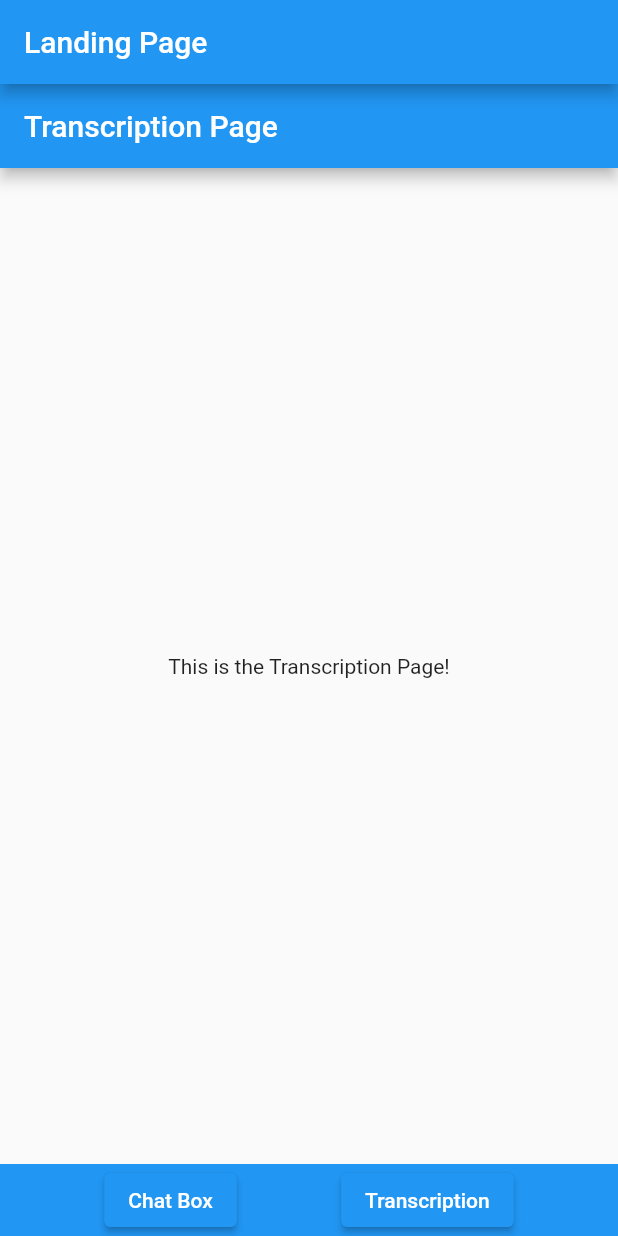
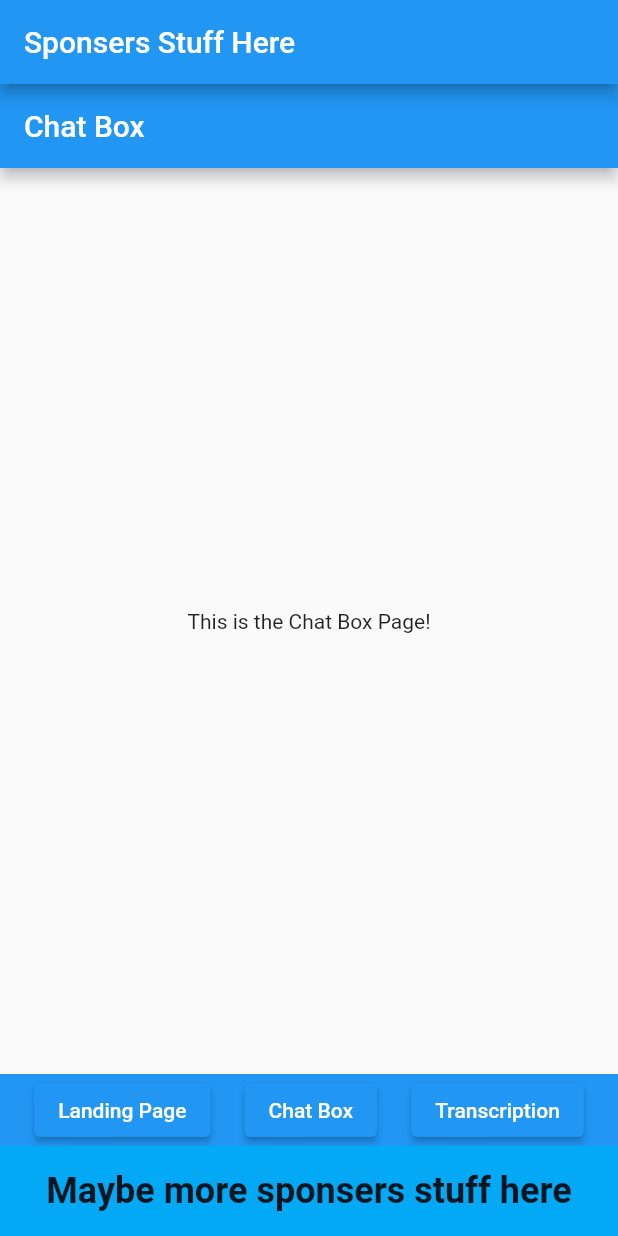
Before and after one commit to EIC-NLP/flutter-application, a Flutter app: the screen it shows after launch, swiped to page 2, on a phone screen of 412 x 824 dp. Run offline on Flutter 3.47's test engine with Material 2 defaults, Android fonts, the light colour scheme and no system bars.

Commit message:
Added routing between pages and added the header and footer for banners

```diff
--- a/lib/main.dart
+++ b/lib/main.dart
@@ -1,4 +1,5 @@
 import 'package:flutter/material.dart';
+import 'package:rbc_interface/routes.dart';
 import 'package:rbc_interface/src/features/landing_page/app/landing_page.dart';
 void main() {
   runApp(MyApp());
@@ -8,12 +9,12 @@ class MyApp extends StatelessWidget {
   @override
   Widget build(BuildContext context) {
     return MaterialApp(
-      title: 'Flutter App',
+      title: 'EIC Chula Team',
       theme: ThemeData(
         primarySwatch: Colors.blue,
         visualDensity: VisualDensity.adaptivePlatformDensity,
       ),
-      home: LandingPage(),
+      home: Routes(),
     );
   }
 }
--- a/lib/routes.dart
+++ b/lib/routes.dart
@@ -2,37 +2,66 @@ import 'package:flutter/material.dart';
 import 'package:rbc_interface/src/features/landing_page/app/landing_page.dart';
 import 'package:rbc_interface/src/features/chat_box/app/chat_box.dart';
 import 'package:rbc_interface/src/features/transcription/app/transcription.dart';
+class Routes extends StatelessWidget {
+  final PageController _pageController = PageController(initialPage: 0);
 
-class AppRoutes {
-  static const String landingPage = '/';
-  static const String chatBox = '/chat_box';
-  static const String transcription = '/transcription';
-}
+  void _navigateToPage(int pageIndex) {
+    _pageController.animateToPage(
+      pageIndex,
+      duration: Duration(milliseconds: 500),
+      curve: Curves.ease,
+    );
+  }
 
-class NavigatorHelper {
-  static Route<dynamic> generateRoute(RouteSettings settings) {
-    switch (settings.name) {
-      case AppRoutes.landingPage:
-        return MaterialPageRoute(builder: (_) => LandingPage());
-      case AppRoutes.chatBox:
-        return MaterialPageRoute(builder: (_) => ChatBox());
-      case AppRoutes.transcription:
-        return MaterialPageRoute(builder: (_) => Transcription());
-      default:
-        return MaterialPageRoute(builder: (_) => UnknownRoutePage());
-    }
-  }
-}
-
-class UnknownRoutePage extends StatelessWidget {
   @override
   Widget build(BuildContext context) {
     return Scaffold(
       appBar: AppBar(
-        title: Text('Unknown Route'),
+        title: Text("Sponsers Stuff Here"),
       ),
-      body: Center(
-        child: Text('404 - Page not found'),
+      body: Column(
+        children: [
+          Expanded(
+            child: PageView(
+              controller: _pageController,
+              children: [
+                LandingPage(),
+                ChatBox(),
+                Transcription(),
+              ],
+            ),
+          ),
+          Container(
+            color: Colors.blue,
+            child: Row(
+              mainAxisAlignment: MainAxisAlignment.spaceEvenly,
+              children: [
+                ElevatedButton(
+                  onPressed: () => _navigateToPage(0),
+                  child: Text('Landing Page'),
+                ),
+                ElevatedButton(
+                  onPressed: () => _navigateToPage(1),
+                  child: Text('Chat Box'),
+                ),
+                ElevatedButton(
+                  onPressed: () => _navigateToPage(2),
+                  child: Text('Transcription'),
+                ),
+              ],
+            ),
+          ),
+          Container(
+            color: Colors.lightBlue, // Different shade of blue
+            padding: EdgeInsets.all(16.0),
+            child: Center(
+              child: Text(
+                'Maybe more sponsers stuff here',
+                style: TextStyle(fontSize: 24.0, fontWeight: FontWeight.bold),
+              ),
+            ),
+          ),
+        ],
       ),
     );
   }
--- a/lib/src/features/landing_page/app/landing_page.dart
+++ b/lib/src/features/landing_page/app/landing_page.dart
@@ -1,52 +1,14 @@
 import 'package:flutter/material.dart';
-import 'package:rbc_interface/src/features/chat_box/app/chat_box.dart';
-import 'package:rbc_interface/src/features/transcription/app/transcription.dart';
 
 class LandingPage extends StatelessWidget {
-  final PageController _pageController = PageController(initialPage: 0);
-
-  void _navigateToPage(int pageIndex) {
-    _pageController.animateToPage(
-      pageIndex,
-      duration: Duration(milliseconds: 500),
-      curve: Curves.ease,
-    );
-  }
-
   @override
   Widget build(BuildContext context) {
     return Scaffold(
       appBar: AppBar(
         title: Text('Landing Page'),
       ),
-      body: Column(
-        children: [
-          Expanded(
-            child: PageView(
-              controller: _pageController,
-              children: [
-                ChatBox(),
-                Transcription(),
-              ],
-            ),
-          ),
-          Container(
-            color: Colors.blue, // Change color as needed
-            child: Row(
-              mainAxisAlignment: MainAxisAlignment.spaceEvenly,
-              children: [
-                ElevatedButton(
-                  onPressed: () => _navigateToPage(0),
-                  child: Text('Chat Box'),
-                ),
-                ElevatedButton(
-                  onPressed: () => _navigateToPage(1),
-                  child: Text('Transcription'),
-                ),
-              ],
-            ),
-          ),
-        ],
+      body: Center(
+        child: Text('This is the Landing Page!'),
       ),
     );
   }
--- a/pubspec.yaml
+++ b/pubspec.yaml
@@ -54,8 +54,7 @@ dev_dependencies:
 
 # The following section is specific to Flutter packages.
 flutter:
-  assets:
-    - assets/videos/sample_video.mp4
+  # assets:
 
   # The following line ensures that the Material Icons font is
   # included with your application, so that you can use the icons in
```
